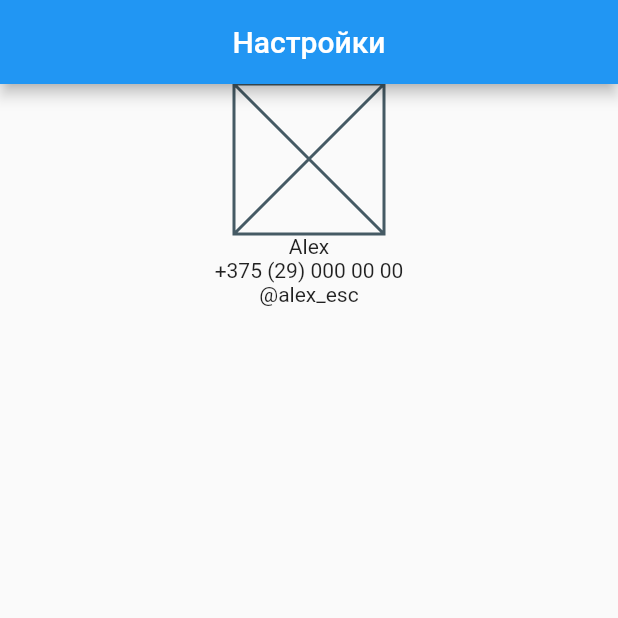
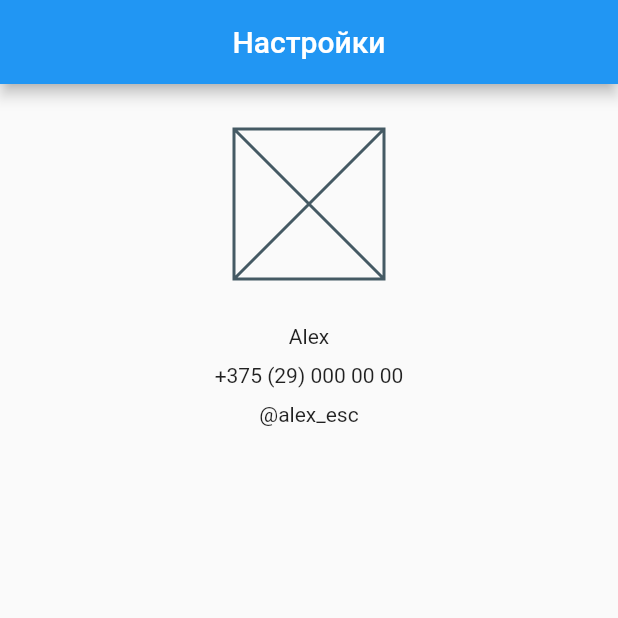
Before and after one commit to Alex-esc1/Flutter_TelegramProfile, a Flutter app: the screen it shows after launch, on a phone screen of 412 x 824 dp, the top half of it. Run offline on Flutter 3.47's test engine with Material 2 defaults, Android fonts, the phone set to English and light mode, and no system bars.

Commit message:
Отступы СайзБоксы

```diff
--- a/lib/widget/user_profile.dart
+++ b/lib/widget/user_profile.dart
@@ -14,13 +14,25 @@ class UserProfile extends StatelessWidget {
             child: Column(
               crossAxisAlignment: CrossAxisAlignment.center,
               children: [
+                SizedBox(
+                  height: 30,
+                ),
                 Container(
                   width: 100,
                   height: 100,
                   child: Placeholder(),
                 ),
+                SizedBox(
+                  height: 30,
+                ),
                 Text('Alex'),
+                SizedBox(
+                  height: 10,
+                ),
                 Text('+375 (29) 000 00 00'),
+                SizedBox(
+                  height: 10,
+                ),
                 Text('@alex_esc'),
               ],
             )));
```
